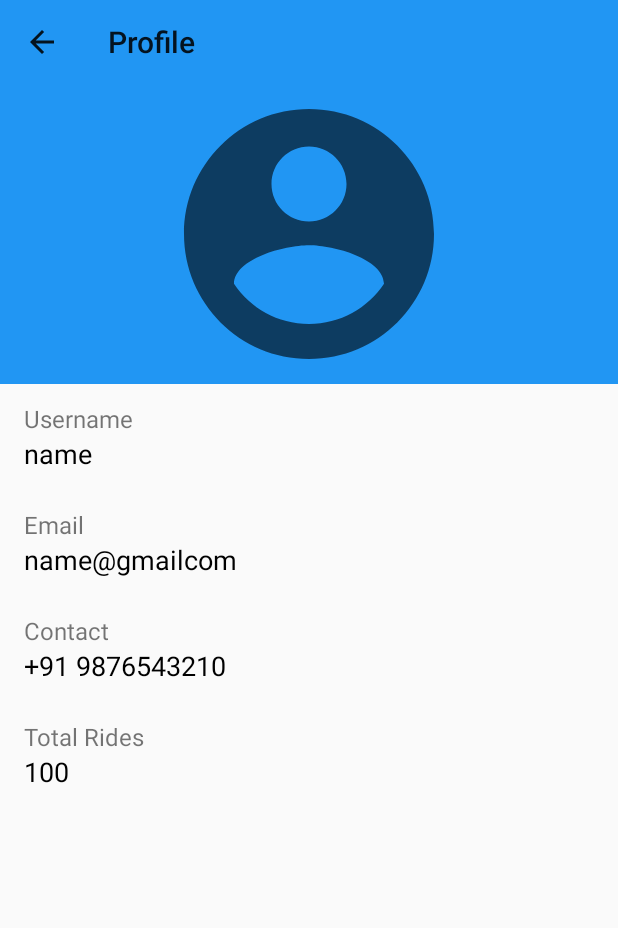
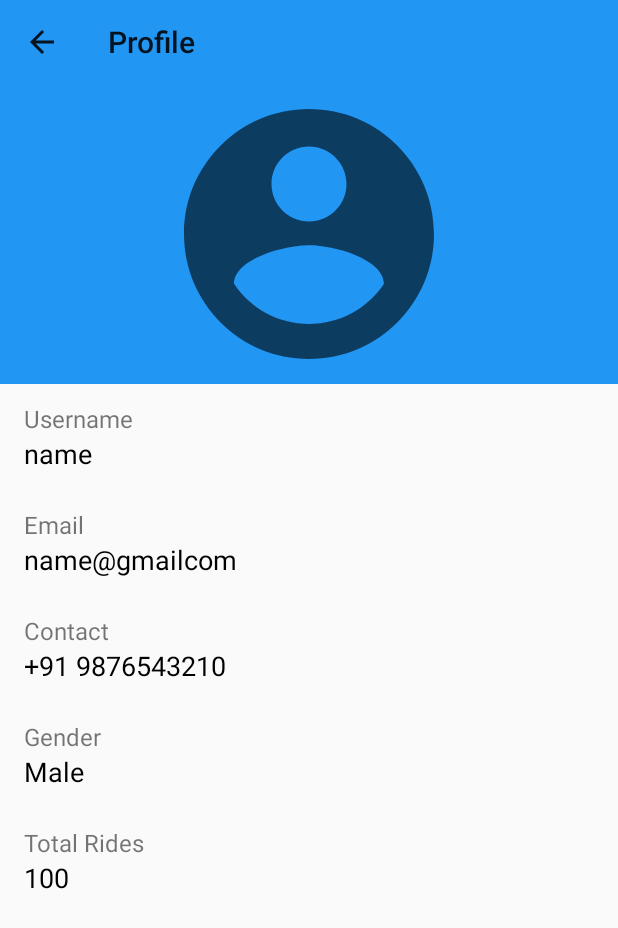
Before and after one commit to D-Hallock223/RiderApp, an Android app: the ProfileViewActivity screen opened directly, with no data from a screen before it, on a phone screen of 412 x 824 dp. Shown: the top 928 px of the screen. Run offline under Robolectric (Android 15) with nearby library versions, the phone set to English and light mode, and no system bars; our stand-ins replace Firebase (no records; nobody signed in at launch, a user with empty details on screens opened directly); libraries missing offline, so code that uses them is left out: com.facebook, com.facebook.login; 1 statement that could not run was skipped.

Commit message:
added gender details and redirect if profile details not set

```diff
--- a/app/src/main/java/com/example/xhaxs/rider/Activity/CreateRideActivity.java
+++ b/app/src/main/java/com/example/xhaxs/rider/Activity/CreateRideActivity.java
@@ -66,6 +66,7 @@ public class CreateRideActivity extends AppCompatActivity {
         toLocationFinal = null;
 
         mCurrentUser = LogHandle.checkLogin(FirebaseAuth.getInstance(), this);
+        LogHandle.checkDetailsAdded(mCurrentUser, this);
 
         getSupportActionBar().setElevation(0);
 //        getSupportActionBar().setDisplayHomeAsUpEnabled(true);
--- a/app/src/main/java/com/example/xhaxs/rider/Activity/MyRidesActivity.java
+++ b/app/src/main/java/com/example/xhaxs/rider/Activity/MyRidesActivity.java
@@ -67,6 +67,8 @@ public class MyRidesActivity extends AppCompatActivity {
         getSupportActionBar().setTitle("My Rides");
 
         mCurrentUser = LogHandle.checkLogin(FirebaseAuth.getInstance(), MyRidesActivity.this);
+        LogHandle.checkDetailsAdded(mCurrentUser, this);
+
         mMessage = findViewById(R.id.tv_my_rides_messages);
 
         mNetworkErrorLayout = findViewById(R.id.ll_network_unavailable);
--- a/app/src/main/java/com/example/xhaxs/rider/Activity/RideSummaryActivity.java
+++ b/app/src/main/java/com/example/xhaxs/rider/Activity/RideSummaryActivity.java
@@ -87,6 +87,7 @@ public class  RideSummaryActivity extends AppCompatActivity {
         setContentView(R.layout.activity_ride_summary);
 
         LogHandle.checkLogin(FirebaseAuth.getInstance(), this);
+        LogHandle.checkDetailsAdded(mCurrentUser, this);
 
         mCurrentUser = FirebaseAuth.getInstance().getCurrentUser();
 
--- a/app/src/main/java/com/example/xhaxs/rider/Activity/SearchRideActivity.java
+++ b/app/src/main/java/com/example/xhaxs/rider/Activity/SearchRideActivity.java
@@ -88,6 +88,8 @@ public class SearchRideActivity extends AppCompatActivity {
         getSupportActionBar().setTitle("Search Available Rides");
 
         mCurrentUser = LogHandle.checkLogin(FirebaseAuth.getInstance(), this);
+        LogHandle.checkDetailsAdded(mCurrentUser, this);
+
 
         mBottomNavigationView = findViewById(R.id.bn_bottom_nav);
         mBottomNavigationView.setSelectedItemId(R.id.mi_search_ride);
--- a/app/src/main/java/com/example/xhaxs/rider/LogHandle.java
+++ b/app/src/main/java/com/example/xhaxs/rider/LogHandle.java
@@ -3,14 +3,29 @@ package com.example.xhaxs.rider;
 import android.app.Activity;
 import android.content.Context;
 import android.content.Intent;
+import android.support.annotation.NonNull;
+import android.util.Log;
+import android.widget.Toast;
 
 import com.example.xhaxs.rider.Activity.LoginActivity;
+import com.example.xhaxs.rider.Activity.ProfileDetailsActivity;
 import com.example.xhaxs.rider.Activity.SearchRideActivity;
 import com.facebook.login.LoginManager;
 import com.google.firebase.auth.FirebaseAuth;
 import com.google.firebase.auth.FirebaseUser;
+import com.google.firebase.database.DataSnapshot;
+import com.google.firebase.database.DatabaseError;
+import com.google.firebase.database.DatabaseReference;
+import com.google.firebase.database.FirebaseDatabase;
+import com.google.firebase.database.ValueEventListener;
+
+import java.util.Map;
+
+import javax.crypto.interfaces.PBEKey;
 
 public final class LogHandle {
+
+     public static Map<String, Object> mapCache = null;
 
     public static FirebaseUser checkLogin(FirebaseAuth firebaseAuth, Activity activity){
         FirebaseUser currentUser = firebaseAuth.getCurrentUser();
@@ -22,8 +37,36 @@ public final class LogHandle {
         return currentUser;
     }
 
-    public static void LogoutMenuInflate(){
+    public static void checkDetailsAdded(FirebaseUser firebaseUser, final Activity activity){
+        if(mapCache != null){
+            return;
+        }
+        DatabaseReference db = FirebaseDatabase.getInstance().getReference();
+        db.child("Users/").child(firebaseUser.getUid()).addListenerForSingleValueEvent(new ValueEventListener() {
+            @Override
+            public void onDataChange(@NonNull DataSnapshot dataSnapshot) {
+                Map<String, Object> map = (Map<String, Object>) dataSnapshot.getValue();
+                if(map == null){
+                    Intent intent = new Intent(activity.getApplicationContext(), ProfileDetailsActivity.class);
+                    Toast.makeText(activity.getApplicationContext(), "Please Complete Your Details", Toast.LENGTH_LONG).show();
+                    activity.startActivity(intent);
+                    activity.finish();
+                    return;
+                } else {
+                    Log.d("------", "Map Cache set=================");
+                    mapCache = map;
+                    if(mapCache != null){
+                        Log.d("------", "Map Cache set=> " + mapCache.toString());
+                    }
+                    return;
+                }
+            }
 
+            @Override
+            public void onCancelled(@NonNull DatabaseError databaseError) {
+
+            }
+        });
     }
 
     public static void logout(FirebaseAuth mAuth, Activity activity) {
@@ -35,4 +78,8 @@ public final class LogHandle {
         activity.finish();
 
     }
+
+    public static void flushCache(){
+        mapCache = null;
+    }
 }
--- a/app/src/main/res/layout/activity_profile_view.xml
+++ b/app/src/main/res/layout/activity_profile_view.xml
@@ -1,31 +1,29 @@
 <?xml version="1.0" encoding="utf-8"?>
-<ScrollView xmlns:android="http://schemas.android.com/apk/res/android"
+<RelativeLayout xmlns:android="http://schemas.android.com/apk/res/android"
     xmlns:app="http://schemas.android.com/apk/res-auto"
     xmlns:tools="http://schemas.android.com/tools"
     android:layout_width="match_parent"
     android:layout_height="match_parent"
-    tools:context=".Activity.ProfileViewActivity"
-    >
+    tools:context=".Activity.ProfileViewActivity">
+
+
+    <ImageView
+        android:layout_width="match_parent"
+        android:layout_height="200dp"
+        android:id="@+id/im_apv_profile_pic"
+        android:scaleType="fitCenter"
+        android:src="@drawable/baseline_account_circle_24"
+        android:background="@color/colorPrimary"/>
+
+    <ScrollView
+        android:layout_width="match_parent"
+        android:layout_height="wrap_content"
+        android:layout_below="@+id/im_apv_profile_pic">
 
     <LinearLayout
         android:layout_width="match_parent"
         android:layout_height="match_parent"
         android:orientation="vertical">
-
-    <RelativeLayout
-        android:layout_width="match_parent"
-        android:layout_height="200dp"
-        android:orientation="vertical"
-        android:background="@color/colorPrimary">
-
-        <ImageView
-            android:layout_width="match_parent"
-            android:layout_height="match_parent"
-            android:id="@+id/im_apv_profile_pic"
-            android:scaleType="fitCenter"
-            android:src="@drawable/baseline_account_circle_24"/>
-
-    </RelativeLayout>
 
     <LinearLayout
         android:layout_width="match_parent"
@@ -98,6 +96,29 @@
 
     </LinearLayout>
 
+        <LinearLayout
+            android:layout_width="match_parent"
+            android:layout_height="wrap_content"
+            android:orientation="vertical"
+            android:paddingHorizontal="16dp"
+            android:paddingVertical="12dp">
+
+            <TextView
+                android:layout_width="match_parent"
+                android:layout_height="wrap_content"
+                android:text="Gender"
+                android:textSize="16sp"/>
+
+            <TextView
+                android:layout_width="match_parent"
+                android:layout_height="wrap_content"
+                android:text="Male"
+                android:id="@+id/tv_apv_gender"
+                android:textSize="18sp"
+                android:textColor="@android:color/black"/>
+
+        </LinearLayout>
+
     <LinearLayout
         android:layout_width="match_parent"
         android:layout_height="wrap_content"
@@ -122,5 +143,6 @@
     </LinearLayout>
 
     </LinearLayout>
+    </ScrollView>
 
-</ScrollView>
+</RelativeLayout>
```
Also changed, not shown: app/src/main/java/com/example/xhaxs/rider/Activity/CreateRideOtherDetails.java (+5 -3 lines), app/src/main/java/com/example/xhaxs/rider/Activity/ProfileDetailsActivity.java (+37 -1 lines), app/src/main/java/com/example/xhaxs/rider/Activity/ProfileViewActivity.java (+37 -3 lines), app/src/main/res/layout/activity_profile_details.xml (+11 -0 lines).
